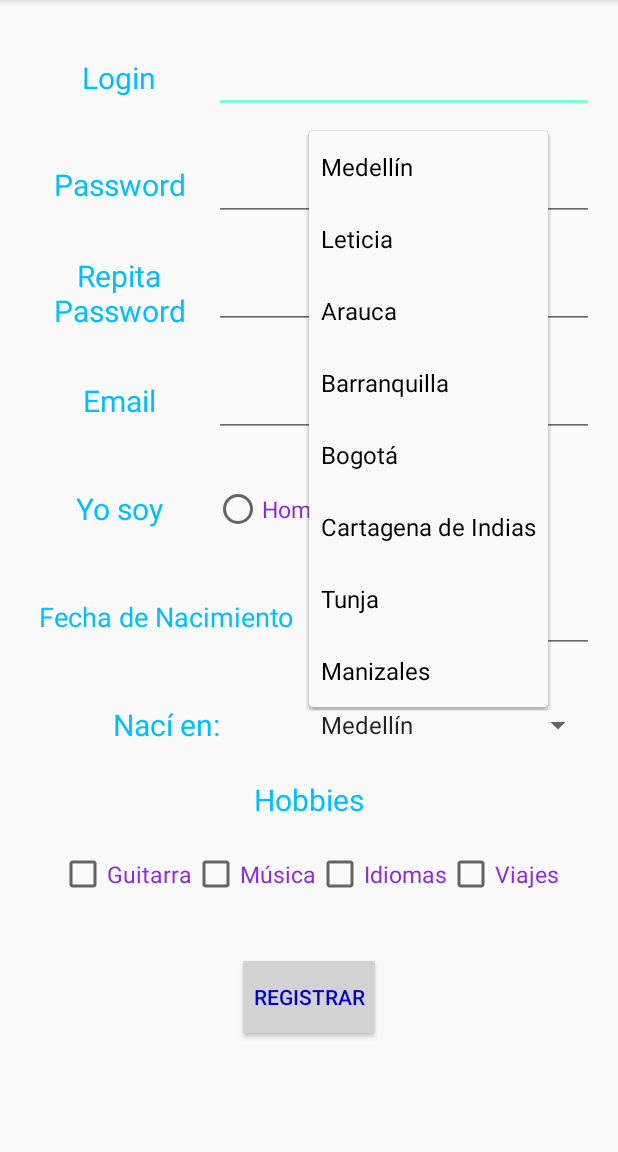
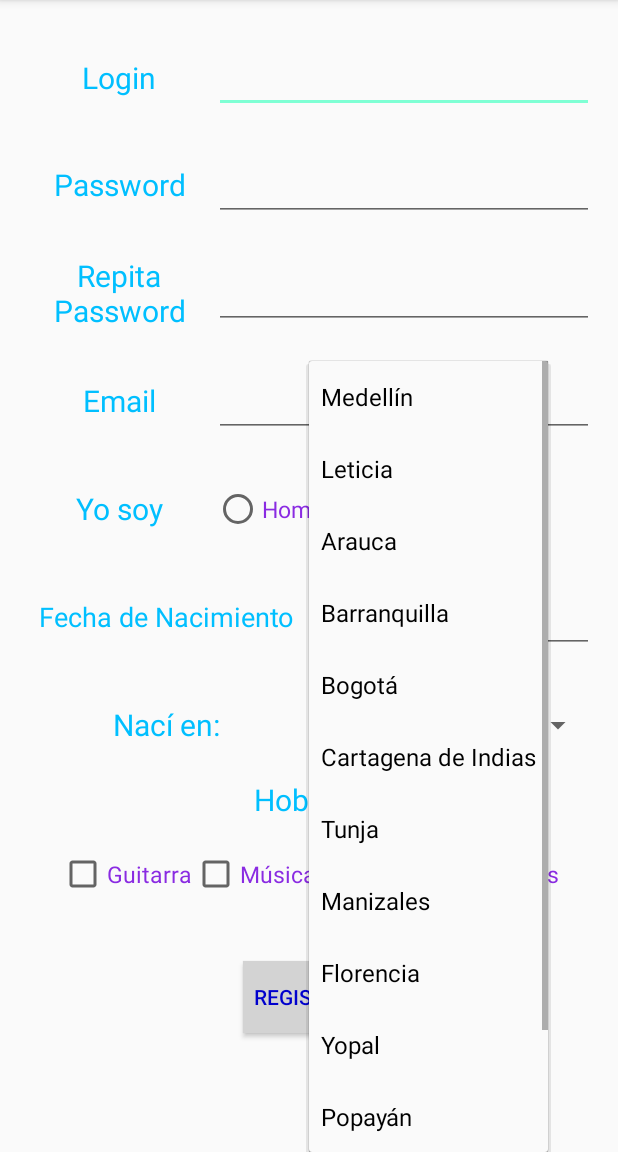
Before and after one commit to maksilorak/Form, an Android app: the screen it shows after launch (MainActivity), after a tap on "Medellín", on a phone screen of 412 x 824 dp, the part 84-1236 px from its top. Run offline under Robolectric (Android 15) with nearby library versions, the phone set to English and light mode, and no system bars.

Commit message:
se agregaron ciudades

```diff
--- a/app/src/main/java/com/nelsonbenitez/formulario/MainActivity.java
+++ b/app/src/main/java/com/nelsonbenitez/formulario/MainActivity.java
@@ -5,6 +5,7 @@ package com.nelsonbenitez.formulario;
 import android.app.DatePickerDialog;
 import android.support.v7.app.AppCompatActivity;
 import android.os.Bundle;
+import android.text.InputType;
 import android.view.View;
 import android.widget.AdapterView;
 import android.widget.ArrayAdapter;
@@ -38,6 +39,7 @@ public class MainActivity extends AppCompatActivity implements AdapterView.OnIte
         setContentView(R.layout.activity_main);
 
         fecha= (EditText) findViewById(R.id.fechaNacimiento); //SE BUSCA EL EDITTEXT DE LA FECHA
+        fecha.setInputType(InputType.TYPE_NULL);
         LOGIN=(EditText) findViewById(R.id.login);
         PASSWORD= (EditText) findViewById(R.id.password);
         CONFIRMA_PSWD= (EditText) findViewById(R.id.confirma_password);
--- a/app/src/main/res/values/strings.xml
+++ b/app/src/main/res/values/strings.xml
@@ -25,6 +25,11 @@
         <item>Cartagena de Indias</item>
         <item>Tunja</item>
         <item>Manizales</item>
+        <item>Florencia</item>
+        <item>Yopal</item>
+        <item>Popayán</item>
+        <item>Valledupar</item>
+        <item>Quibdó</item>
     </string-array>
 
 
```
